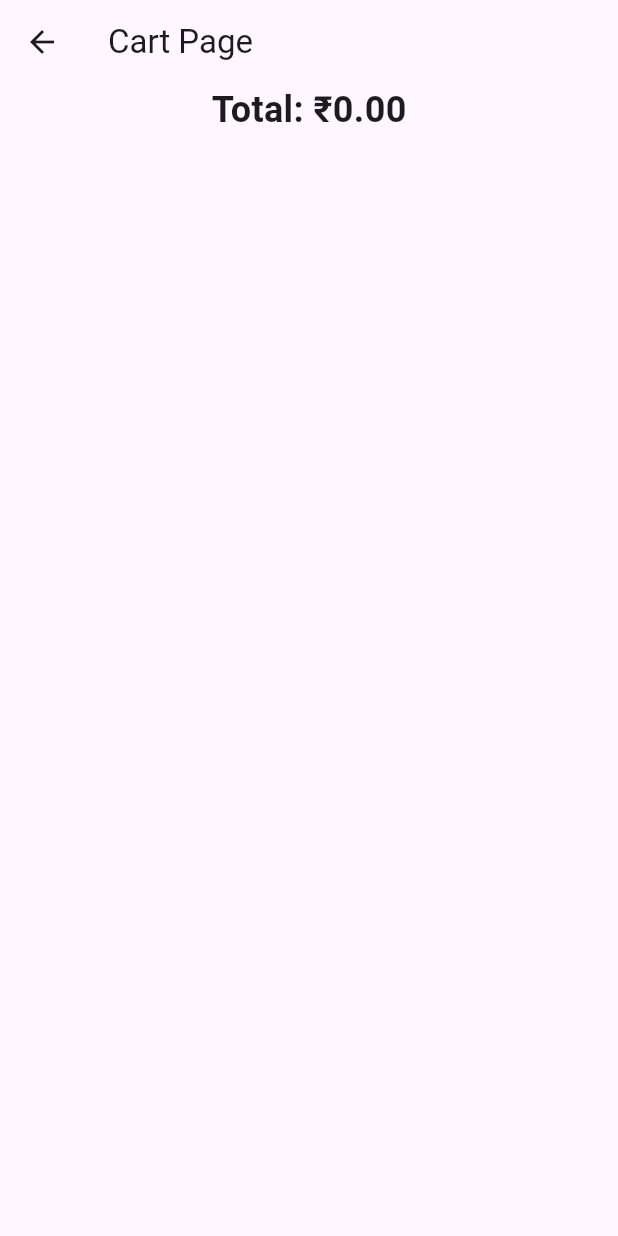
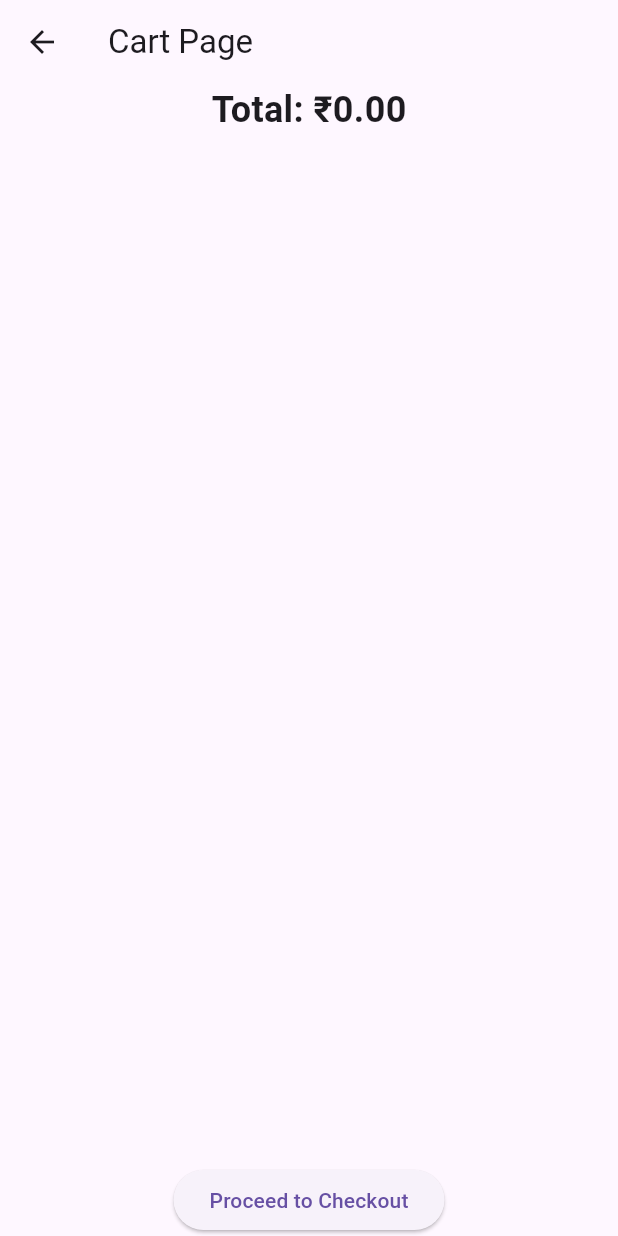
Before and after one commit to Cube-lab-ai/get-x, a Flutter app: the CartPage screen opened by its route, on a phone screen of 412 x 824 dp. Run offline on Flutter 3.47's test engine with Material 3 defaults, Android fonts, the phone set to English and light mode, and no system bars; our stand-ins replace get.

Commit message:
chapter 3 completed

```diff
--- a/chp3/lib/routes/page_routes.dart
+++ b/chp3/lib/routes/page_routes.dart
@@ -1,6 +1,7 @@
 import 'package:get/get_navigation/get_navigation.dart';
 import 'package:getx_state_management/routes/routes.dart';
 import 'package:getx_state_management/views/cart_page.dart';
+import 'package:getx_state_management/views/check_out_page.dart';
 import 'package:getx_state_management/views/product_details_page.dart';
 import 'package:getx_state_management/views/product_page.dart';
 
@@ -25,5 +26,12 @@ class PageRoutes {
         return CartPage();
       },
     ),
+
+    GetPage(
+      name: Routes.checkOutPage,
+      page: () {
+        return CheckOutPage();
+      },
+    ),
   ];
 }
--- a/chp3/lib/routes/routes.dart
+++ b/chp3/lib/routes/routes.dart
@@ -2,4 +2,5 @@ class Routes {
   static const productPage = '/product-page';
   static const productDetails = '/product-details';
   static const cartPage = '/cart-page';
+  static const checkOutPage = '/checkout-page';
 }
--- a/chp3/lib/views/cart_page.dart
+++ b/chp3/lib/views/cart_page.dart
@@ -36,6 +36,13 @@ class CartPage extends StatelessWidget {
                 },
               ),
             ),
+
+            ElevatedButton(
+              onPressed: () {
+                Get.offNamed('/checkout-page');
+              },
+              child: Text("Proceed to Checkout"),
+            ),
           ],
         );
       }),
--- a/chp3/lib/views/product_details_page.dart
+++ b/chp3/lib/views/product_details_page.dart
@@ -21,7 +21,8 @@ class ProductDetailsPage extends StatelessWidget {
         actions: [
           IconButton(
             onPressed: () {
-              Get.toNamed('/cart-page');
+              Get.offNamed('/cart-page');
+              // Get.toNamed('/cart-page');
             },
             icon: Icon(Icons.shopping_cart, color: Colors.white),
           ),
--- a/chp3/lib/views/product_page.dart
+++ b/chp3/lib/views/product_page.dart
@@ -34,7 +34,7 @@ class ProductPage extends StatelessWidget {
             return GestureDetector(
               onTap: () {
                 // Get.toNamed('/product-details', arguments: product);
-                Get.toNamed('/product-details', arguments: product);
+                Get.offNamed('/product-details', arguments: product);
               },
               child: ListTile(
                 title: Text(product.name),
```
Also changed, not shown: chp3/lib/main.dart (+56 -2 lines), chp3/lib/views/check_out_page.dart (added, +27 -0 lines), 4 other files.
